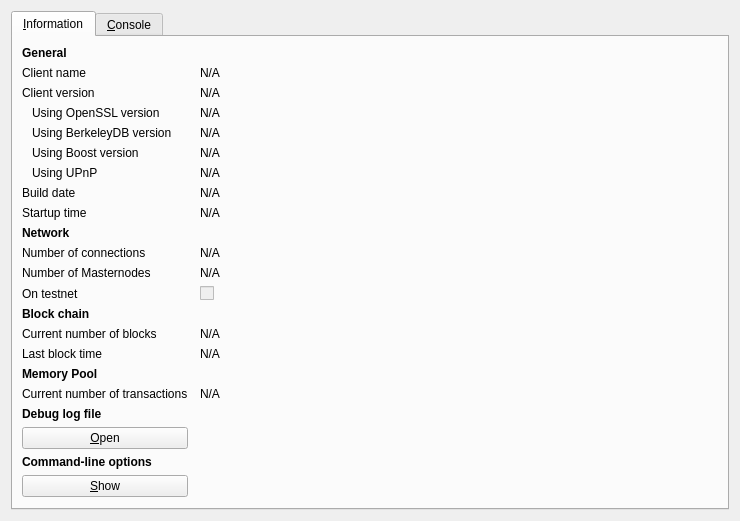
The window that src/qt/forms/rpcconsole.ui (neutroncoin/neutron) describes before a commit, drawn with Qt 5.
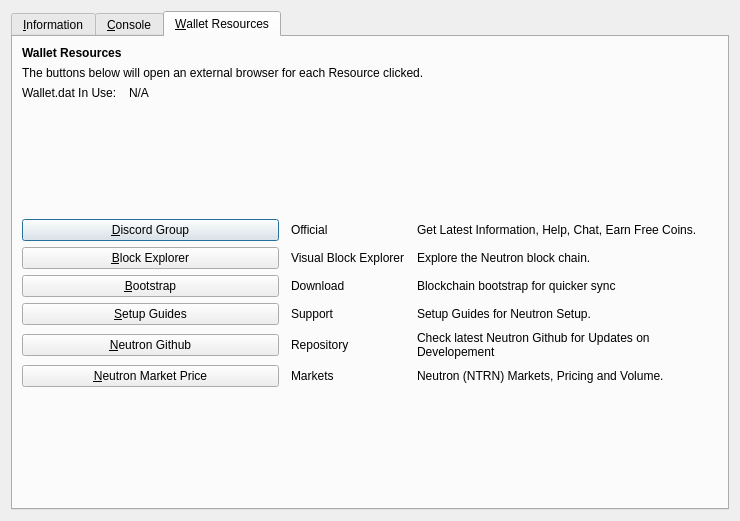
The same window after the commit. The open tabs and pages were chosen to show the change. Icons and pictures are not drawn.

Commit message: Adding Wallet Resources/Command-line Features

The edit to the form file:
```diff
--- a/src/qt/forms/rpcconsole.ui
+++ b/src/qt/forms/rpcconsole.ui
@@ -550,6 +550,238 @@
        </item>
       </layout>
      </widget>
+     <widget class="QWidget" name="tab_repair">
+      <attribute name="title">
+       <string>&amp;Wallet Resources</string>
+      </attribute>
+      <layout class="QGridLayout" name="gridLayout_4" columnstretch="0,1,0,2">
+       <property name="horizontalSpacing">
+        <number>12</number>
+       </property>
+       <item row="0" column="0" colspan="4">
+        <widget class="QLabel" name="label_repair_header">
+         <property name="font">
+          <font>
+           <weight>75</weight>
+           <bold>true</bold>
+          </font>
+         </property>
+         <property name="text">
+          <string>Wallet Resources</string>
+         </property>
+        </widget>
+       </item>
+       <item row="1" column="0" colspan="4">
+        <widget class="QLabel" name="label_repair_helptext">
+         <property name="font">
+          <font>
+           <weight>50</weight>
+           <bold>false</bold>
+          </font>
+         </property>
+         <property name="text">
+          <string>The buttons below will open an external browser for each Resource clicked.</string>
+         </property>
+         <property name="wordWrap">
+          <bool>true</bool>
+         </property>
+        </widget>
+       </item>
+       <item row="2" column="0">
+        <widget class="QLabel" name="wallet_path_label">
+         <property name="text">
+          <string>Wallet.dat In Use:</string>
+         </property>
+        </widget>
+       </item>
+       <item row="2" column="1" colspan="3">
+        <widget class="QLabel" name="wallet_path">
+         <property name="cursor">
+          <cursorShape>IBeamCursor</cursorShape>
+         </property>
+         <property name="text">
+          <string>N/A</string>
+         </property>
+         <property name="textFormat">
+          <enum>Qt::PlainText</enum>
+         </property>
+         <property name="textInteractionFlags">
+          <set>Qt::LinksAccessibleByMouse|Qt::TextSelectableByKeyboard|Qt::TextSelectableByMouse</set>
+         </property>
+        </widget>
+       </item>
+       <item row="3" column="0">
+        <spacer name="verticalSpacer_repair1">
+         <property name="orientation">
+          <enum>Qt::Vertical</enum>
+         </property>
+         <property name="sizeHint" stdset="0">
+          <size>
+           <width>10</width>
+           <height>10</height>
+          </size>
+         </property>
+        </spacer>
+       </item>
+       <item row="4" column="0" colspan="2">
+          <widget class="QPushButton" name="discordButton">
+         <property name="text">
+          <string>&amp;Discord Group</string>
+        </property>
+        </widget>
+       </item>
+       <item row="4" column="2">
+        <widget class="QLabel" name="label_repair_salvage_command">
+         <property name="text">
+          <string notr="true">Official</string>
+         </property>
+        </widget>
+       </item>
+       <item row="4" column="3">
+        <widget class="QLabel" name="label_repair_salvage">
+         <property name="text">
+          <string>Get Latest Information, Help, Chat, Earn Free Coins.</string>
+         </property>
+         <property name="wordWrap">
+          <bool>true</bool>
+         </property>
+        </widget>
+       </item>
+       <item row="5" column="0" colspan="2">
+          <widget class="QPushButton" name="explorerButton">
+         <property name="text">
+          <string>&amp;Block Explorer</string>
+        </property>
+       </widget>
+       </item>
+       <item row="5" column="2">
+        <widget class="QLabel" name="label_repair_rescan_command">
+         <property name="text">
+          <string notr="true">Visual Block Explorer</string>
+         </property>
+        </widget>
+       </item>
+       <item row="5" column="3">
+        <widget class="QLabel" name="label_repair_rescan">
+         <property name="text">
+          <string>Explore the Neutron block chain.</string>
+         </property>
+         <property name="wordWrap">
+          <bool>true</bool>
+         </property>
+        </widget>
+       </item>
+       <item row="6" column="0" colspan="2">
+          <widget class="QPushButton" name="bootstrapButton">
+         <property name="text">
+          <string>&amp;Bootstrap</string>
+        </property>
+       </widget>
+       </item>
+       <item row="6" column="2">
+        <widget class="QLabel" name="label_repair_zap1_command">
+         <property name="text">
+          <string notr="true">Download</string>
+         </property>
+        </widget>
+       </item>
+       <item row="6" column="3">
+        <widget class="QLabel" name="label_repair_zap1">
+         <property name="text">
+          <string>Blockchain bootstrap for quicker sync</string>
+         </property>
+         <property name="wordWrap">
+          <bool>true</bool>
+         </property>
+        </widget>
+       </item>
+       <item row="7" column="0" colspan="2">
+          <widget class="QPushButton" name="supportButton">
+         <property name="text">
+          <string>&amp;Setup Guides</string>
+        </property>
+        </widget>
+       </item>
+       <item row="7" column="2">
+        <widget class="QLabel" name="label_repair_zap2_command">
+         <property name="text">
+          <string notr="true">Support</string>
+         </property>
+        </widget>
+       </item>
+       <item row="7" column="3">
+        <widget class="QLabel" name="label_repair_zap2">
+         <property name="text">
+          <string>Setup Guides for Neutron Setup.</string>
+         </property>
+         <property name="wordWrap">
+          <bool>true</bool>
+         </property>
+        </widget>
+       </item>
+       <item row="8" column="0" colspan="2">
+          <widget class="QPushButton" name="repoButton">
+         <property name="text">
+          <string>&amp;Neutron Github</string>
+        </property>
+        </widget>
+       </item>
+       <item row="8" column="2">
+        <widget class="QLabel" name="label_repair_upgrade_command">
+         <property name="text">
+          <string notr="true">Repository</string>
+         </property>
+        </widget>
+       </item>
+       <item row="8" column="3">
+        <widget class="QLabel" name="label_repair_upgrade">
+         <property name="text">
+          <string>Check latest Neutron Github for Updates on Developement</string>
+         </property>
+         <property name="wordWrap">
+          <bool>true</bool>
+         </property>
+        </widget>
+       </item>
+       <item row="9" column="0" colspan="2">
+          <widget class="QPushButton" name="cmcButton">
+         <property name="text">
+          <string>&amp;Neutron Market Price</string>
+        </property>
+        </widget>
+       </item>
+       <item row="9" column="2">
+        <widget class="QLabel" name="label_repair_reindex_command">
+         <property name="text">
+          <string notr="true">Markets</string>
+         </property>
+        </widget>
+       </item>
+       <item row="9" column="3">
+        <widget class="QLabel" name="label_repair_reindex">
+         <property name="text">
+          <string>Neutron (NTRN) Markets, Pricing and Volume.</string>
+         </property>
+         <property name="wordWrap">
+          <bool>true</bool>
+         </property>
+        </widget>
+       </item>
+       <item row="10" column="0">
+        <spacer name="verticalSpacer_repair2">
+         <property name="orientation">
+          <enum>Qt::Vertical</enum>
+         </property>
+         <property name="sizeHint" stdset="0">
+          <size>
+           <width>20</width>
+           <height>10</height>
+          </size>
+         </property>
+        </spacer>
+       </item>
+      </layout>
+     </widget>
     </widget>
    </item>
   </layout>
```
The commit also changes 12 other files.
